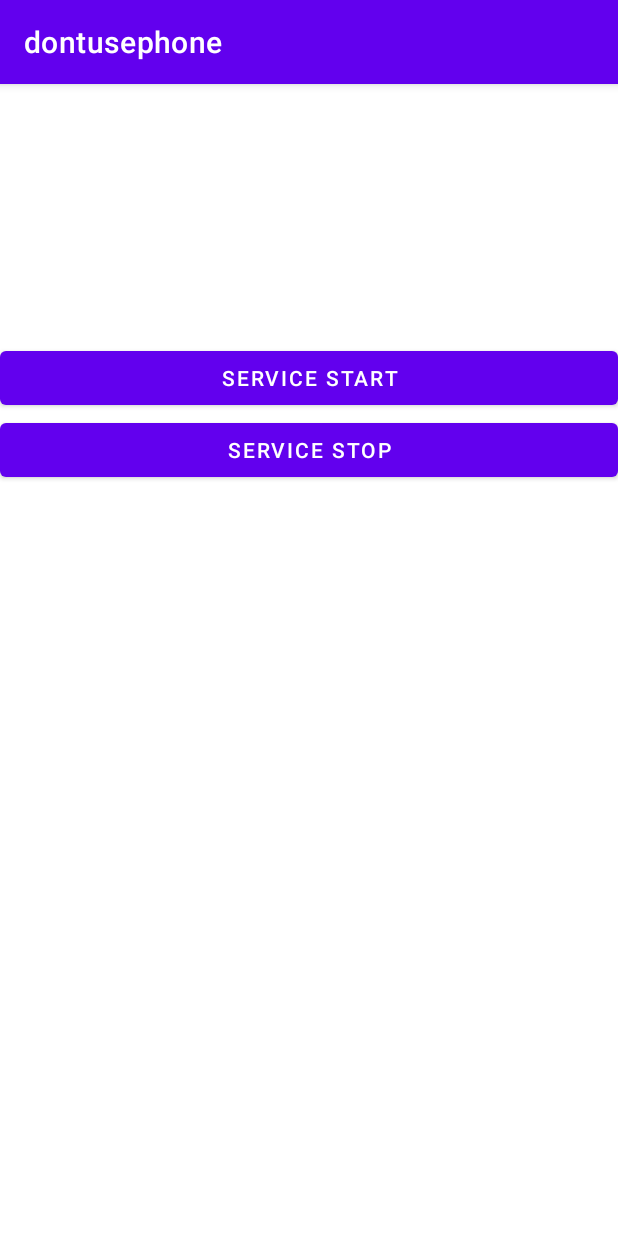
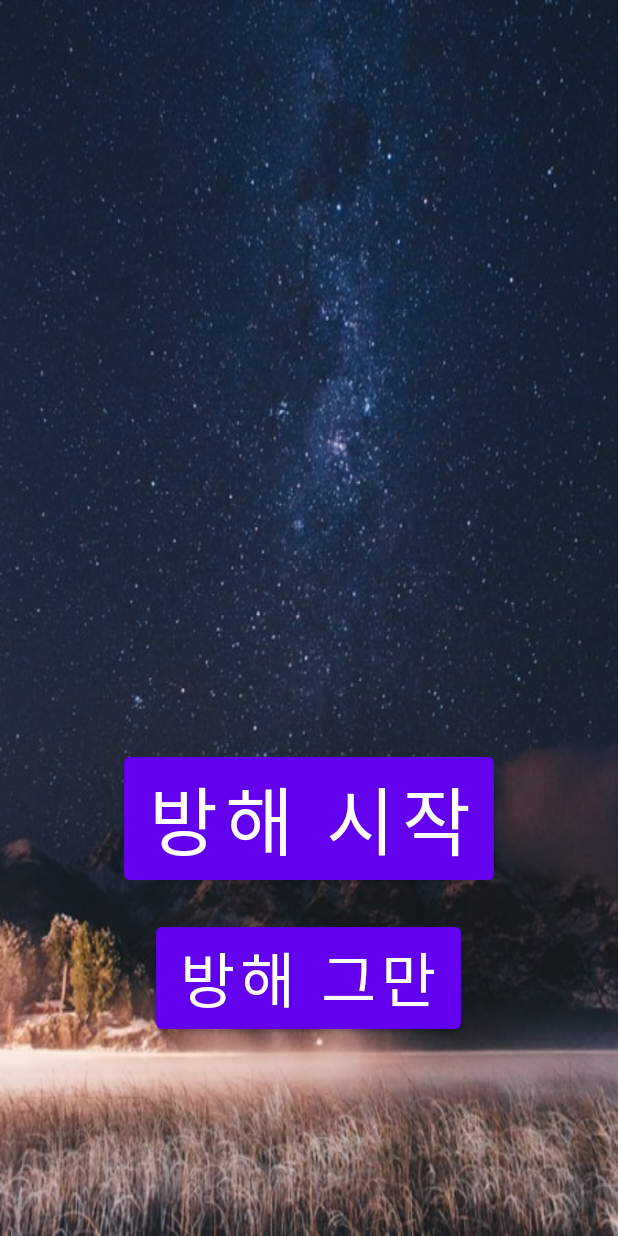
Before and after one commit to ZKAU/dontusephone, an Android app: the screen it shows after launch (MainActivity), on a phone screen of 412 x 824 dp. Run offline under Robolectric (Android 15) with nearby library versions, the phone set to English and light mode, and no system bars.

Commit message:
백그라운드 만들었음

```diff
--- a/app/src/main/AndroidManifest.xml
+++ b/app/src/main/AndroidManifest.xml
@@ -17,14 +17,18 @@
                 android:enabled="true"
                 android:exported="true"
                 android:permission="android.permission.SYSTEM_ALERT_WINDOW"/>
-        <activity android:name=".MainActivity"
+        <activity android:name=".SplashActivity"
                   android:exported="true">
+
             <intent-filter>
                 <action android:name="android.intent.action.MAIN"/>
-
                 <category android:name="android.intent.category.LAUNCHER"/>
             </intent-filter>
-        </activity>
+            ></activity>
+            <activity android:name=".MainActivity"
+                      android:exported="true"
+            ></activity>
+
     </application>
 
 </manifest>
--- /dev/null
+++ b/app/src/main/java/kr/ac/cnu/computer/dontusephone/SplashActivity.java
@@ -0,0 +1,27 @@
+package kr.ac.cnu.computer.dontusephone;
+
+import androidx.appcompat.app.AppCompatActivity;
+import android.content.Intent;
+import android.os.Bundle;
+import android.os.Handler;
+
+public class SplashActivity extends AppCompatActivity {
+
+    @Override
+    protected void onCreate(Bundle savedInstanceState) {
+        super.onCreate(savedInstanceState);
+        setContentView(R.layout.activity_splash);
+        //로딩화면 시작.
+        Loadingstart();
+    }
+    private void Loadingstart(){
+        Handler handler=new Handler();
+        handler.postDelayed(new Runnable(){
+            public void run(){
+                Intent intent=new Intent(getApplicationContext(),MainActivity.class);
+                startActivity(intent);
+                finish();
+            }
+        },2000);
+    }
+}
--- a/app/src/main/res/layout/activity_main.xml
+++ b/app/src/main/res/layout/activity_main.xml
@@ -5,24 +5,28 @@
         xmlns:app="http://schemas.android.com/apk/res-auto"
         android:layout_width="match_parent"
         android:layout_height="match_parent"
+        android:background="@drawable/back"
         tools:context=".MainActivity">
+
     <Button
             android:id="@+id/bt_start"
-            android:layout_width="match_parent"
+            android:layout_width="wrap_content"
             android:layout_height="wrap_content"
-            android:text="SERVICE START"
-            app:layout_constraintBottom_toTopOf="@+id/bt_stop"
+            android:text="방해 시작"
             app:layout_constraintTop_toTopOf="parent"
-            app:layout_constraintVertical_bias="1.0"
-            tools:layout_editor_absoluteX="0dp" />
-
+            app:layout_constraintVertical_bias="0.683"
+            app:layout_constraintEnd_toEndOf="parent" app:layout_constraintStart_toStartOf="parent"
+            app:layout_constraintBottom_toBottomOf="parent"
+            android:textSize="50sp"/>
     <Button
             android:id="@+id/bt_stop"
-            android:layout_width="match_parent"
+            android:layout_width="wrap_content"
             android:layout_height="wrap_content"
-            android:layout_marginBottom="500dp"
-            android:text="SERVICE STOP"
+            android:text="방해 그만"
             app:layout_constraintBottom_toBottomOf="parent"
-            tools:layout_editor_absoluteX="0dp" />
+            app:layout_constraintStart_toStartOf="parent" app:layout_constraintEnd_toEndOf="parent"
+            app:layout_constraintTop_toTopOf="parent"
+            app:layout_constraintVertical_bias="0.823" android:textSize="40sp"
+            app:layout_constraintHorizontal_bias="0.498"/>
 
 </androidx.constraintlayout.widget.ConstraintLayout>
--- /dev/null
+++ b/app/src/main/res/layout/activity_splash.xml
@@ -0,0 +1,7 @@
+<?xml version="1.0" encoding="utf-8"?>
+<androidx.constraintlayout.widget.ConstraintLayout xmlns:android="http://schemas.android.com/apk/res/android"
+                                                   android:layout_width="match_parent"
+                                                   android:background="@drawable/back"
+                                                   android:layout_height="match_parent">
+
+</androidx.constraintlayout.widget.ConstraintLayout>
--- a/app/src/main/res/values/themes.xml
+++ b/app/src/main/res/values/themes.xml
@@ -9,6 +9,7 @@
         <item name="colorSecondary">@color/teal_200</item>
         <item name="colorSecondaryVariant">@color/teal_700</item>
         <item name="colorOnSecondary">@color/black</item>
+        <item name="windowNoTitle">true</item>
         <!-- Status bar color. -->
         <item name="android:statusBarColor" tools:targetApi="l">?attr/colorPrimaryVariant</item>
         <!-- Customize your theme here. -->
```
Also changed, not shown: app/src/main/res/drawable/back.png (added).
